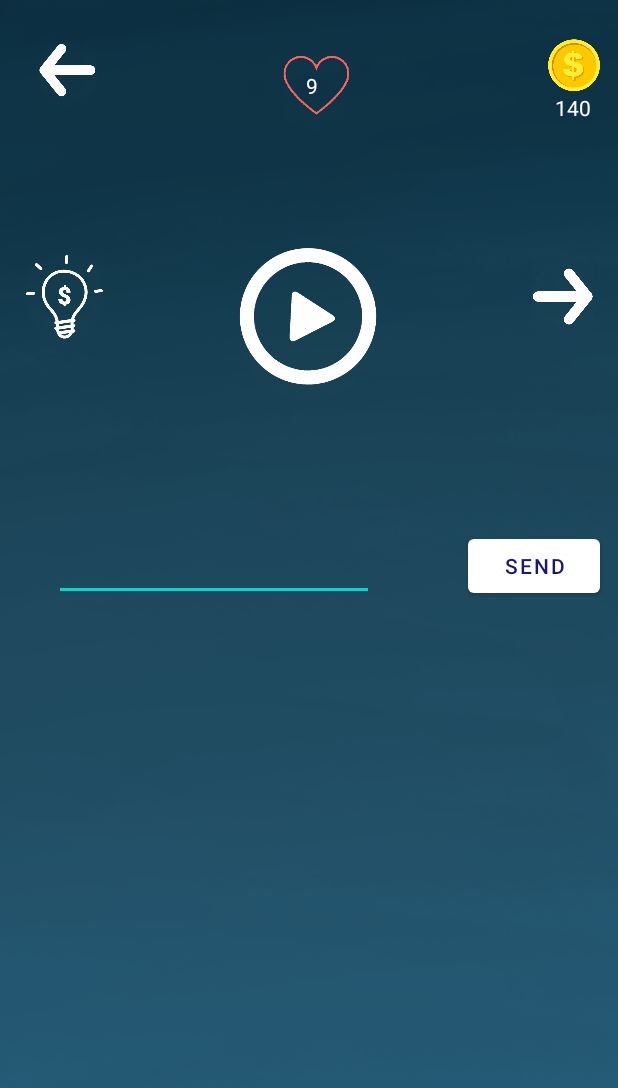
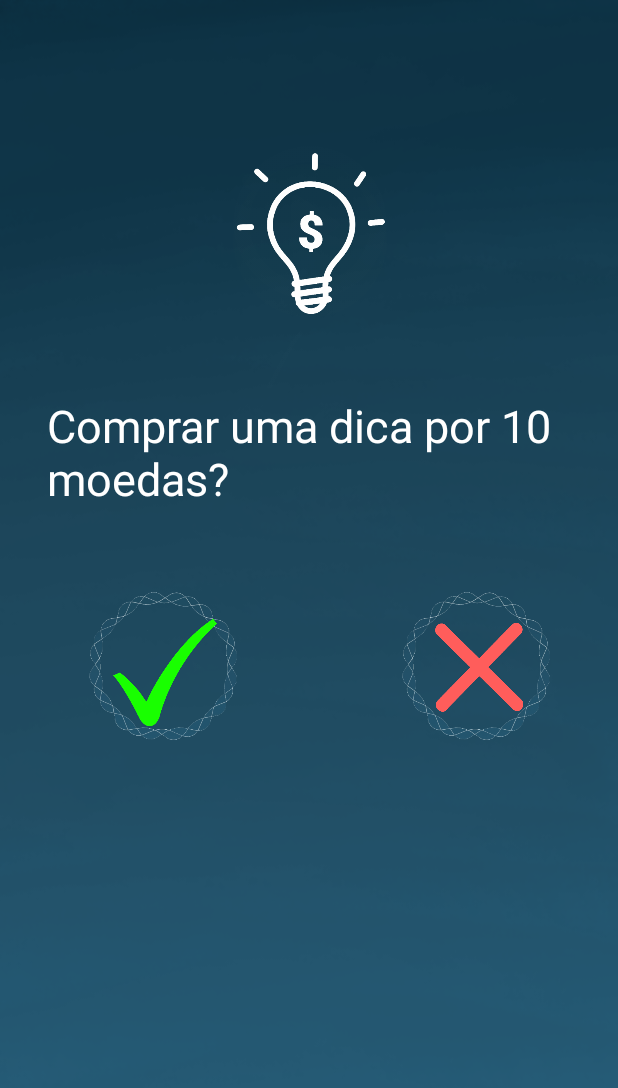
Before and after one commit to fernandohcab/qual-o-som, an Android app: the Level screen opened directly, with no data from a screen before it, after a tap on "Tip button", on a phone screen of 412 x 824 dp. Shown: the top 1088 px of the screen. Run offline under Robolectric (Android 15) with nearby library versions, the light colour scheme and no system bars; 1 statement that could not run was skipped; 2 other taps on this screen came first.

Commit message:
layout alinhado

```diff
--- a/app/src/main/java/com/example/quesomeesse/Level.java
+++ b/app/src/main/java/com/example/quesomeesse/Level.java
@@ -90,7 +90,7 @@ public class Level extends AppCompatActivity {
         // Skip the current level
         ImageView skip = findViewById(R.id.nextLevelButton);
         skip.setOnClickListener(v -> {
-            if(prefs.getInt("coins", 0) > 0) {
+            if( (prefs.getInt("coins", 0) - 10 > 0) || (prefs.getInt("coins", 0) - 15 > 0) ) {
                 SharedPreferences.Editor editor = prefs.edit();
                 editor.putInt("coins", prefs.getInt("coins", 0) - 15);
                 editor.apply();
@@ -103,14 +103,8 @@ public class Level extends AppCompatActivity {
 
         // Show tip button
         ImageView tips = findViewById(R.id.tipButton);
-        tips.setOnClickListener(v-> {
-            SharedPreferences.Editor editor = prefs.edit();
-            editor.putInt("coins", prefs.getInt("coins", 0) - 10);
-            editor.apply();
-            coins.setText("" + prefs.getInt("coins", 0));
-            Toast.makeText(getApplicationContext(), "A dica será exibida aqui e custa 10", Toast.LENGTH_LONG).show();
-        });
-
+        Intent intentTips = new Intent(this, Tips.class);
+        tips.setOnClickListener(v-> startActivity(intentTips));
     }
 }
 
--- a/app/src/main/java/com/example/quesomeesse/MainActivity.java
+++ b/app/src/main/java/com/example/quesomeesse/MainActivity.java
@@ -79,9 +79,11 @@ public class MainActivity extends AppCompatActivity {
             }
         });
         // Go to the progress menu
-        ImageButton startGame = findViewById(R.id.startGame);
+        ImageView startGame = findViewById(R.id.startGame);
         Intent intent = new Intent(this, ProgressMenu.class);
         startGame.setOnClickListener(v -> startActivity(intent));
+
+
     }
 
     @SuppressLint("SetTextI18n")
--- /dev/null
+++ b/app/src/main/java/com/example/quesomeesse/Tips.java
@@ -0,0 +1,29 @@
+package com.example.quesomeesse;
+
+import androidx.appcompat.app.AppCompatActivity;
+
+import android.content.SharedPreferences;
+import android.os.Bundle;
+import android.view.WindowManager;
+import android.widget.Toast;
+
+public class Tips extends AppCompatActivity {
+
+    @Override
+    protected void onCreate(Bundle savedInstanceState) {
+        super.onCreate(savedInstanceState);
+        setContentView(R.layout.activity_tips);
+
+        getWindow().setFlags(WindowManager.LayoutParams.FLAG_FULLSCREEN, WindowManager.LayoutParams.FLAG_FULLSCREEN);
+        getSupportActionBar().hide();
+
+        SharedPreferences prefs = getSharedPreferences("data", MODE_PRIVATE);
+
+        if((prefs.getInt("coins", 0) - 10 > 0) || (prefs.getInt("coins", 0) - 15 > 0) ) {
+            SharedPreferences.Editor editor = prefs.edit();
+            editor.putInt("coins", prefs.getInt("coins", 0) - 10);
+            editor.apply();
+            Toast.makeText(getApplicationContext(), "A dica será exibida aqui e custa 10", Toast.LENGTH_LONG).show();
+        }
+    }
+}
--- a/app/src/main/res/layout/activity_level.xml
+++ b/app/src/main/res/layout/activity_level.xml
@@ -20,12 +20,12 @@
             android:layout_alignParentStart="true"
             android:layout_alignParentLeft="true"
             android:layout_alignParentTop="true"
-            android:layout_marginStart="36dp"
-            android:layout_marginLeft="36dp"
-            android:layout_marginTop="355dp"
+            android:layout_marginStart="30dp"
+            android:layout_marginLeft="30dp"
+            android:layout_marginTop="362dp"
             android:ems="10"
+            android:importantForAutofill="no"
             android:inputType="textPersonName"
-            android:importantForAutofill="no"
             tools:ignore="LabelFor" />
 
         <Button
@@ -35,56 +35,60 @@
             android:layout_alignParentStart="true"
             android:layout_alignParentLeft="true"
             android:layout_alignParentTop="true"
-            android:layout_marginStart="312dp"
-            android:layout_marginLeft="312dp"
-            android:layout_marginTop="353dp"
+            android:layout_marginStart="321dp"
+            android:layout_marginLeft="321dp"
+            android:layout_marginTop="360dp"
+            android:backgroundTint="@color/white"
             android:text="@string/send"
-            android:textColor="@color/fundo"
-            app:backgroundTint="#FFFFFF" />
+            android:textColor="#506fa9" />
 
         <ImageView
             android:id="@+id/imageView2"
-            android:layout_width="114dp"
-            android:layout_height="97dp"
+            android:layout_width="130dp"
+            android:layout_height="95dp"
             android:layout_alignParentStart="true"
             android:layout_alignParentLeft="true"
             android:layout_alignParentTop="true"
-            android:layout_marginStart="154dp"
-            android:layout_marginLeft="154dp"
-            android:layout_marginTop="5dp"
+            android:layout_marginStart="142dp"
+            android:layout_marginLeft="142dp"
+            android:layout_marginTop="-23dp"
             android:contentDescription="@string/numberOfLives"
             app:layout_constraintEnd_toEndOf="parent"
             app:layout_constraintStart_toStartOf="parent"
             app:layout_constraintTop_toTopOf="parent"
-            app:srcCompat="@mipmap/heartat" />
+            app:srcCompat="@mipmap/novocoracao" />
 
         <ImageView
             android:id="@+id/playSoundButton"
-            android:layout_width="wrap_content"
-            android:layout_height="199dp"
+            android:layout_width="208dp"
+            android:layout_height="284dp"
             android:layout_alignParentStart="true"
             android:layout_alignParentLeft="true"
             android:layout_alignParentTop="true"
             android:layout_alignParentEnd="true"
             android:layout_alignParentRight="true"
-            android:layout_marginStart="96dp"
-            android:layout_marginLeft="96dp"
-            android:layout_marginTop="110dp"
-            android:layout_marginEnd="97dp"
-            android:layout_marginRight="97dp"
+            android:layout_marginStart="102dp"
+            android:layout_marginLeft="102dp"
+            android:layout_marginTop="73dp"
+            android:layout_marginEnd="101dp"
+            android:layout_marginRight="101dp"
             android:contentDescription="@string/playSoundButton"
-            app:srcCompat="@mipmap/playat" />
+            app:srcCompat="@mipmap/play" />
 
         <ImageView
             android:id="@+id/tipButton"
-            android:layout_width="81dp"
-            android:layout_height="116dp"
+            android:layout_width="wrap_content"
+            android:layout_height="139dp"
             android:layout_alignParentStart="true"
             android:layout_alignParentLeft="true"
             android:layout_alignParentTop="true"
-            android:layout_marginStart="2dp"
-            android:layout_marginLeft="2dp"
-            android:layout_marginTop="135dp"
+            android:layout_alignParentEnd="true"
+            android:layout_alignParentRight="true"
+            android:layout_marginStart="1dp"
+            android:layout_marginLeft="1dp"
+            android:layout_marginTop="114dp"
+            android:layout_marginEnd="329dp"
+            android:layout_marginRight="329dp"
             android:contentDescription="@string/tipButton"
             app:srcCompat="@mipmap/lampat" />
 
@@ -95,9 +99,9 @@
             android:layout_alignParentStart="true"
             android:layout_alignParentLeft="true"
             android:layout_alignParentTop="true"
-            android:layout_marginStart="341dp"
-            android:layout_marginLeft="341dp"
-            android:layout_marginTop="150dp"
+            android:layout_marginStart="348dp"
+            android:layout_marginLeft="348dp"
+            android:layout_marginTop="148dp"
             android:contentDescription="@string/nextLevelButton"
             app:srcCompat="@mipmap/nextat" />
 
@@ -108,36 +112,36 @@
             android:layout_alignParentStart="true"
             android:layout_alignParentLeft="true"
             android:layout_alignParentTop="true"
-            android:layout_marginStart="4dp"
-            android:layout_marginLeft="4dp"
-            android:layout_marginTop="4dp"
+            android:layout_marginStart="-13dp"
+            android:layout_marginLeft="-13dp"
+            android:layout_marginTop="-18dp"
             android:contentDescription="@string/backButton"
             app:srcCompat="@mipmap/backat" />
 
         <ImageView
             android:id="@+id/coinsButton"
-            android:layout_width="53dp"
-            android:layout_height="75dp"
+            android:layout_width="wrap_content"
+            android:layout_height="90dp"
             android:layout_alignParentStart="true"
             android:layout_alignParentLeft="true"
             android:layout_alignParentTop="true"
-            android:layout_marginStart="356dp"
-            android:layout_marginLeft="356dp"
-            android:layout_marginTop="1dp"
+            android:layout_marginStart="350dp"
+            android:layout_marginLeft="350dp"
+            android:layout_marginTop="-15dp"
             android:contentDescription="@string/coinsButton"
-            app:srcCompat="@mipmap/moedaat" />
+            app:srcCompat="@mipmap/newccoin" />
 
         <TextView
             android:id="@+id/lives"
             android:layout_width="19dp"
             android:layout_height="wrap_content"
             android:layout_alignParentStart="true"
-            android:textColor="@color/white"
             android:layout_alignParentLeft="true"
             android:layout_alignParentTop="true"
-            android:layout_marginStart="204dp"
-            android:layout_marginLeft="204dp"
-            android:layout_marginTop="47dp" />
+            android:layout_marginStart="196dp"
+            android:layout_marginLeft="196dp"
+            android:layout_marginTop="17dp"
+            android:textColor="@color/white" />
 
         <TextView
             android:id="@+id/coinsQty"
@@ -146,9 +150,9 @@
             android:layout_alignParentTop="true"
             android:layout_alignParentEnd="true"
             android:layout_alignParentRight="true"
-            android:layout_marginTop="62dp"
-            android:layout_marginEnd="18dp"
-            android:layout_marginRight="18dp"
+            android:layout_marginTop="21dp"
+            android:layout_marginEnd="33dp"
+            android:layout_marginRight="33dp"
             android:textColor="@color/white" />
 
     </RelativeLayout>
--- /dev/null
+++ b/app/src/main/res/layout/activity_tips.xml
@@ -0,0 +1,92 @@
+<?xml version="1.0" encoding="utf-8"?>
+<androidx.constraintlayout.widget.ConstraintLayout xmlns:android="http://schemas.android.com/apk/res/android"
+    xmlns:app="http://schemas.android.com/apk/res-auto"
+    xmlns:tools="http://schemas.android.com/tools"
+    android:layout_width="match_parent"
+    android:layout_height="match_parent"
+    tools:context=".Tips"
+    android:background="@mipmap/background">
+<RelativeLayout
+    android:layout_width="match_parent"
+    android:layout_height="match_parent">
+
+    <TextView
+        android:layout_width="wrap_content"
+        android:layout_height="wrap_content"
+        android:layout_alignParentStart="true"
+        android:layout_alignParentLeft="true"
+        android:layout_alignParentTop="true"
+        android:layout_marginStart="31dp"
+        android:layout_marginLeft="31dp"
+        android:layout_marginTop="263dp"
+        android:text="@string/buytip"
+        android:textColor="@color/white"
+        android:textSize="30sp" />
+
+    <ImageView
+        android:id="@+id/imageView3"
+        android:layout_width="185dp"
+        android:layout_height="223dp"
+        android:layout_alignParentStart="true"
+        android:layout_alignParentLeft="true"
+        android:layout_alignParentTop="true"
+        android:layout_alignParentEnd="true"
+        android:layout_alignParentRight="true"
+        android:layout_marginStart="113dp"
+        android:layout_marginLeft="113dp"
+        android:layout_marginTop="35dp"
+        android:layout_marginEnd="112dp"
+        android:layout_marginRight="112dp"
+        app:srcCompat="@mipmap/lampat" />
+
+    <ImageView
+        android:id="@+id/imageView4"
+        android:layout_width="179dp"
+        android:layout_height="216dp"
+        android:layout_alignParentStart="true"
+        android:layout_alignParentLeft="true"
+        android:layout_alignParentTop="true"
+        android:layout_marginStart="19dp"
+        android:layout_marginLeft="19dp"
+        android:layout_marginTop="347dp"
+        app:srcCompat="@mipmap/moldura" />
+
+    <ImageView
+        android:id="@+id/imageView10"
+        android:layout_width="179dp"
+        android:layout_height="216dp"
+        android:layout_alignParentStart="true"
+        android:layout_alignParentLeft="true"
+        android:layout_alignParentTop="true"
+        android:layout_marginStart="228dp"
+        android:layout_marginLeft="228dp"
+        android:layout_marginTop="347dp"
+        app:srcCompat="@mipmap/moldura" />
+
+    <ImageView
+        android:id="@+id/imageView11"
+        android:layout_width="109dp"
+        android:layout_height="169dp"
+        android:layout_alignParentStart="true"
+        android:layout_alignParentLeft="true"
+        android:layout_alignParentTop="true"
+        android:layout_marginStart="55dp"
+        android:layout_marginLeft="55dp"
+        android:layout_marginTop="366dp"
+        app:srcCompat="@mipmap/sim" />
+
+    <ImageView
+        android:id="@+id/imageView12"
+        android:layout_width="113dp"
+        android:layout_height="141dp"
+        android:layout_alignParentStart="true"
+        android:layout_alignParentLeft="true"
+        android:layout_alignParentTop="true"
+        android:layout_marginStart="264dp"
+        android:layout_marginLeft="264dp"
+        android:layout_marginTop="371dp"
+        app:srcCompat="@mipmap/naoat" />
+
+
+</RelativeLayout>
+</androidx.constraintlayout.widget.ConstraintLayout>
--- a/app/src/main/res/layout/configuration_activity.xml
+++ b/app/src/main/res/layout/configuration_activity.xml
@@ -23,12 +23,12 @@
         android:layout_width="92dp"
         android:layout_height="89dp"
         android:layout_marginTop="4dp"
+        android:contentDescription="@string/backButton"
         app:layout_constraintEnd_toEndOf="parent"
-        app:layout_constraintHorizontal_bias="0.003"
+        app:layout_constraintHorizontal_bias="0.0"
         app:layout_constraintStart_toStartOf="parent"
         app:layout_constraintTop_toTopOf="parent"
-        app:srcCompat="@mipmap/backat"
-        android:contentDescription="@string/backButton" />
+        app:srcCompat="@mipmap/backat" />
 
     <ImageView
         android:id="@+id/mute"
--- a/app/src/main/res/values/strings.xml
+++ b/app/src/main/res/values/strings.xml
@@ -20,4 +20,5 @@
     <string name="bug">Report a bug</string>
     <string name="mute">Mute button</string>
     <string name="unmute">Unmute button</string>
+    <string name="buytip">Comprar uma dica por 10 moedas?</string>
 </resources>
```
Also changed, not shown: app/src/main/AndroidManifest.xml (+14 -5 lines), app/src/main/java/com/example/quesomeesse/LoginCount.java (added, +14 -0 lines), app/src/main/java/com/example/quesomeesse/ReloadLives.java (added, +8 -0 lines), app/src/main/res/layout/activity_login_count.xml (added, +10 -0 lines), app/src/main/res/layout/activity_main.xml (+90 -47 lines), app/src/main/res/mipmap-xxxhdpi/moldura.png (added), app/src/main/res/mipmap-xxxhdpi/naoat.png (added), app/src/main/res/mipmap-xxxhdpi/novocoracao.png (added), app/src/main/res/mipmap-xxxhdpi/sim.png (added).
